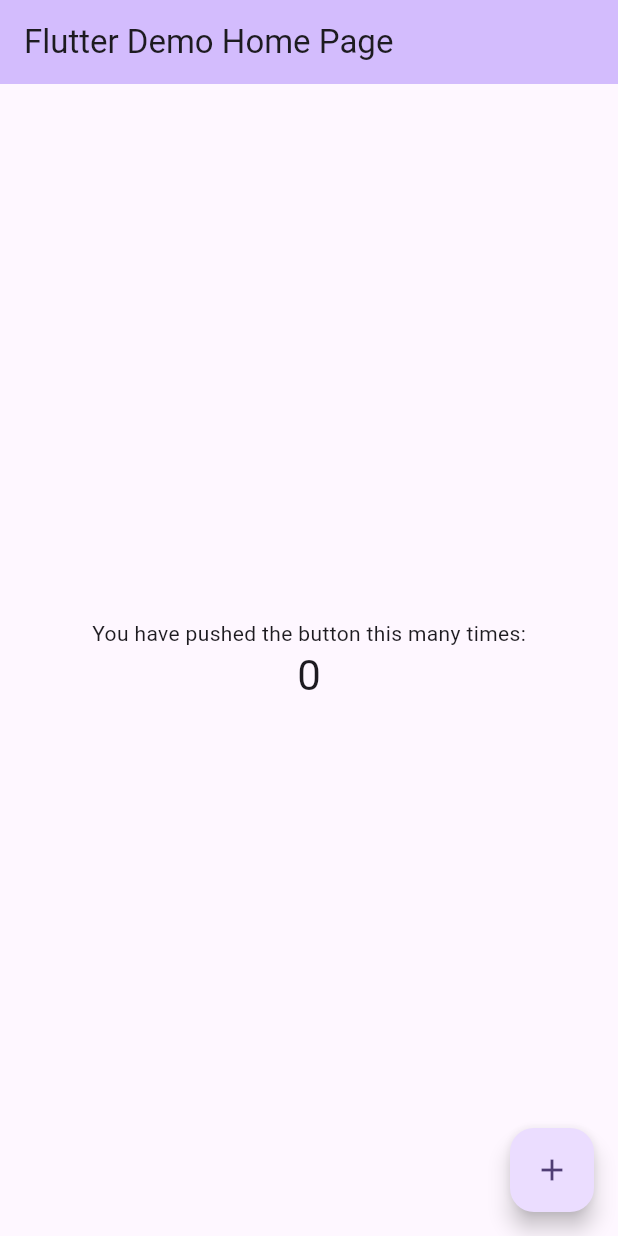
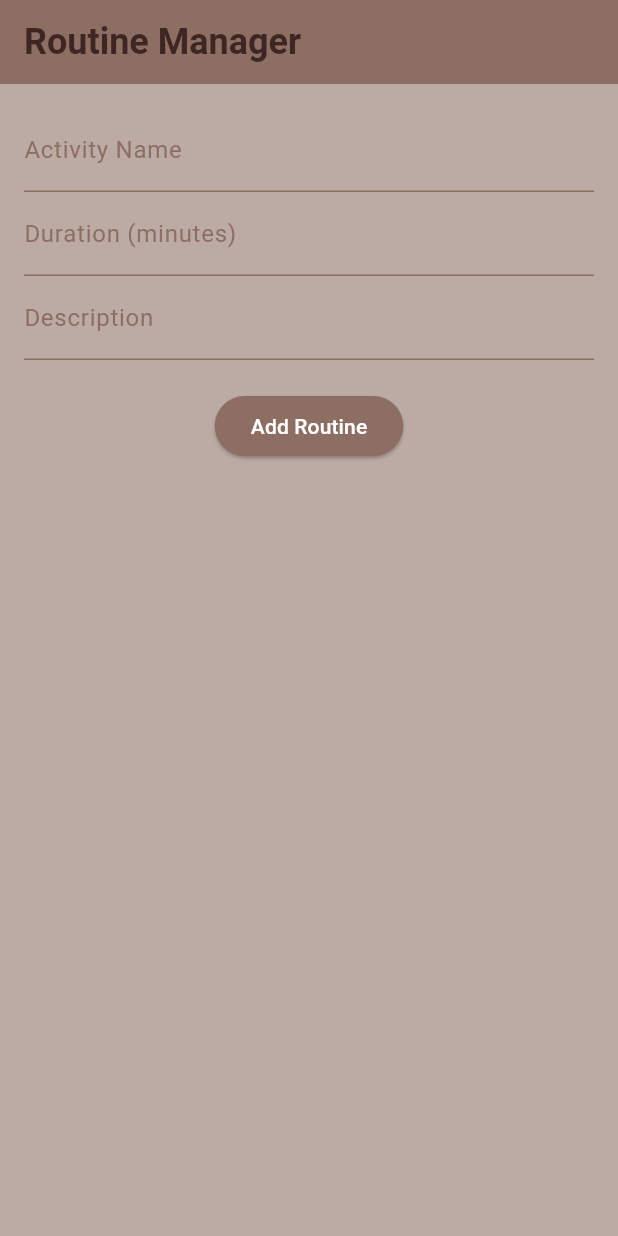
Before and after one commit to CodeByManu/PDAI_MVP1, a Flutter app: the screen it shows after launch, on a phone screen of 412 x 824 dp. Run offline on Flutter 3.47's test engine with Material 3 defaults, Android fonts, the phone set to English and light mode, and no system bars; our stand-ins replace flutter_local_notifications.

Commit message:
feat: flutter app develeoment changes

```diff
--- /dev/null
+++ b/MVP1/my_app/lib/custom_colors.dart
@@ -0,0 +1,17 @@
+import 'package:flutter/material.dart';
+
+const MaterialColor customPrimarySwatch = MaterialColor(
+  0xFF8D6E63,
+  <int, Color>{
+    50: Color(0xFFEFEBE9),
+    100: Color(0xFFD7CCC8),
+    200: Color(0xFFBCAAA4),
+    300: Color(0xFFA1887F),
+    400: Color(0xFF8D6E63),
+    500: Color(0xFF795548),
+    600: Color(0xFF6D4C41),
+    700: Color(0xFF5D4037),
+    800: Color(0xFF4E342E),
+    900: Color(0xFF3E2723),
+  },
+);
--- /dev/null
+++ b/MVP1/my_app/lib/home_screen.dart
@@ -0,0 +1,116 @@
+import 'package:flutter/material.dart';
+import 'routine_model.dart';
+import 'notification_service.dart';
+
+class HomeScreen extends StatefulWidget {
+  @override
+  _HomeScreenState createState() => _HomeScreenState();
+}
+
+class _HomeScreenState extends State<HomeScreen> {
+  final List<Routine> routines = [];
+  final _nameController = TextEditingController();
+  final _durationController = TextEditingController();
+  final _descriptionController = TextEditingController();
+
+  void _addRoutine() {
+    final name = _nameController.text;
+    final duration = int.tryParse(_durationController.text) ?? 0;
+    final description = _descriptionController.text;
+
+    if (name.isNotEmpty && duration > 0) {
+      final routine = Routine(name: name, duration: duration, description: description);
+      setState(() {
+        routines.add(routine);
+      });
+
+      NotificationService().scheduleNotification(routine);
+
+      _nameController.clear();
+      _durationController.clear();
+      _descriptionController.clear();
+    }
+  }
+
+  @override
+  Widget build(BuildContext context) {
+    return Scaffold(
+      appBar: AppBar(
+        title: Text('Routine Manager', style: Theme.of(context).textTheme.headlineSmall),
+        backgroundColor: Theme.of(context).primaryColor,
+      ),
+      body: Padding(
+        padding: const EdgeInsets.all(16.0),
+        child: Column(
+          children: [
+            TextField(
+              controller: _nameController,
+              decoration: InputDecoration(
+                labelText: 'Activity Name',
+                labelStyle: TextStyle(color: Theme.of(context).primaryColor),
+                enabledBorder: UnderlineInputBorder(
+                  borderSide: BorderSide(color: Theme.of(context).primaryColor),
+                ),
+                focusedBorder: UnderlineInputBorder(
+                  borderSide: BorderSide(color: Theme.of(context).colorScheme.secondary),
+                ),
+              ),
+            ),
+            TextField(
+              controller: _durationController,
+              decoration: InputDecoration(
+                labelText: 'Duration (minutes)',
+                labelStyle: TextStyle(color: Theme.of(context).primaryColor),
+                enabledBorder: UnderlineInputBorder(
+                  borderSide: BorderSide(color: Theme.of(context).primaryColor),
+                ),
+                focusedBorder: UnderlineInputBorder(
+                  borderSide: BorderSide(color: Theme.of(context).colorScheme.secondary),
+                ),
+              ),
+              keyboardType: TextInputType.number,
+            ),
+            TextField(
+              controller: _descriptionController,
+              decoration: InputDecoration(
+                labelText: 'Description',
+                labelStyle: TextStyle(color: Theme.of(context).primaryColor),
+                enabledBorder: UnderlineInputBorder(
+                  borderSide: BorderSide(color: Theme.of(context).primaryColor),
+                ),
+                focusedBorder: UnderlineInputBorder(
+                  borderSide: BorderSide(color: Theme.of(context).colorScheme.secondary),
+                ),
+              ),
+            ),
+            SizedBox(height: 20),
+            ElevatedButton(
+              onPressed: _addRoutine,
+              child: Text('Add Routine'),
+              style: ElevatedButton.styleFrom(
+                backgroundColor: Theme.of(context).primaryColor,
+                foregroundColor: Colors.white,
+              ),
+            ),
+            Expanded(
+              child: ListView.builder(
+                itemCount: routines.length,
+                itemBuilder: (context, index) {
+                  final routine = routines[index];
+                  return Card(
+                    margin: EdgeInsets.symmetric(vertical: 8.0),
+                    child: ListTile(
+                      title: Text(routine.name, style: TextStyle(color: Theme.of(context).primaryColor)),
+                      subtitle: Text('${routine.duration} minutes - ${routine.description}'),
+                      tileColor: Theme.of(context).colorScheme.background,
+                    ),
+                  );
+                },
+              ),
+            ),
+          ],
+        ),
+      ),
+    );
+  }
+}
--- a/MVP1/my_app/lib/main.dart
+++ b/MVP1/my_app/lib/main.dart
@@ -1,125 +1,47 @@
 import 'package:flutter/material.dart';
+import 'home_screen.dart';
+import 'notification_service.dart';
+import 'custom_colors.dart'; // Importa el archivo de colores
 
 void main() {
-  runApp(const MyApp());
+  WidgetsFlutterBinding.ensureInitialized();
+  NotificationService().initNotification();
+  runApp(MyApp());
 }
 
 class MyApp extends StatelessWidget {
-  const MyApp({super.key});
-
-  // This widget is the root of your application.
   @override
   Widget build(BuildContext context) {
     return MaterialApp(
-      title: 'Flutter Demo',
+      title: 'Routine Manager',
       theme: ThemeData(
-        // This is the theme of your application.
-        //
-        // TRY THIS: Try running your application with "flutter run". You'll see
-        // the application has a purple toolbar. Then, without quitting the app,
-        // try changing the seedColor in the colorScheme below to Colors.green
-        // and then invoke "hot reload" (save your changes or press the "hot
-        // reload" button in a Flutter-supported IDE, or press "r" if you used
-        // the command line to start the app).
-        //
-        // Notice that the counter didn't reset back to zero; the application
-        // state is not lost during the reload. To reset the state, use hot
-        // restart instead.
-        //
-        // This works for code too, not just values: Most code changes can be
-        // tested with just a hot reload.
-        colorScheme: ColorScheme.fromSeed(seedColor: Colors.deepPurple),
-        useMaterial3: true,
+        primarySwatch: customPrimarySwatch,
+        primaryColor: customPrimarySwatch,
+        colorScheme: ColorScheme.fromSwatch(primarySwatch: customPrimarySwatch).copyWith(
+          secondary: Color(0xFFD7CCC8), // Beige claro
+          background: Color(0xFFEFEBE9), // Beige claro
+          surface: Color(0xFFBCAAA4), // Beige medio
+          onPrimary: Colors.white,
+          onSecondary: Colors.black,
+          onBackground: Colors.black,
+          onSurface: Colors.black,
+        ),
+        textTheme: TextTheme(
+          headlineSmall: TextStyle(color: Color(0xFF3E2723), fontWeight: FontWeight.bold), // Marrón oscuro
+          bodyMedium: TextStyle(color: Color(0xFF3E2723)), // Marrón oscuro
+        ),
+        buttonTheme: ButtonThemeData(
+          buttonColor: Color(0xFF795548), // Marrón
+          textTheme: ButtonTextTheme.primary,
+        ),
+        elevatedButtonTheme: ElevatedButtonThemeData(
+          style: ElevatedButton.styleFrom(
+            backgroundColor: customPrimarySwatch,
+            foregroundColor: Colors.white,
+          ),
+        ),
       ),
-      home: const MyHomePage(title: 'Flutter Demo Home Page'),
+      home: HomeScreen(),
     );
   }
 }
-
-class MyHomePage extends StatefulWidget {
-  const MyHomePage({super.key, required this.title});
-
-  // This widget is the home page of your application. It is stateful, meaning
-  // that it has a State object (defined below) that contains fields that affect
-  // how it looks.
-
-  // This class is the configuration for the state. It holds the values (in this
-  // case the title) provided by the parent (in this case the App widget) and
-  // used by the build method of the State. Fields in a Widget subclass are
-  // always marked "final".
-
-  final String title;
-
-  @override
-  State<MyHomePage> createState() => _MyHomePageState();
-}
-
-class _MyHomePageState extends State<MyHomePage> {
-  int _counter = 0;
-
-  void _incrementCounter() {
-    setState(() {
-      // This call to setState tells the Flutter framework that something has
-      // changed in this State, which causes it to rerun the build method below
-      // so that the display can reflect the updated values. If we changed
-      // _counter without calling setState(), then the build method would not be
-      // called again, and so nothing would appear to happen.
-      _counter++;
-    });
-  }
-
-  @override
-  Widget build(BuildContext context) {
-    // This method is rerun every time setState is called, for instance as done
-    // by the _incrementCounter method above.
-    //
-    // The Flutter framework has been optimized to make rerunning build methods
-    // fast, so that you can just rebuild anything that needs updating rather
-    // than having to individually change instances of widgets.
-    return Scaffold(
-      appBar: AppBar(
-        // TRY THIS: Try changing the color here to a specific color (to
-        // Colors.amber, perhaps?) and trigger a hot reload to see the AppBar
-        // change color while the other colors stay the same.
-        backgroundColor: Theme.of(context).colorScheme.inversePrimary,
-        // Here we take the value from the MyHomePage object that was created by
-        // the App.build method, and use it to set our appbar title.
-        title: Text(widget.title),
-      ),
-      body: Center(
-        // Center is a layout widget. It takes a single child and positions it
-        // in the middle of the parent.
-        child: Column(
-          // Column is also a layout widget. It takes a list of children and
-          // arranges them vertically. By default, it sizes itself to fit its
-          // children horizontally, and tries to be as tall as its parent.
-          //
-          // Column has various properties to control how it sizes itself and
-          // how it positions its children. Here we use mainAxisAlignment to
-          // center the children vertically; the main axis here is the vertical
-          // axis because Columns are vertical (the cross axis would be
-          // horizontal).
-          //
-          // TRY THIS: Invoke "debug painting" (choose the "Toggle Debug Paint"
-          // action in the IDE, or press "p" in the console), to see the
-          // wireframe for each widget.
-          mainAxisAlignment: MainAxisAlignment.center,
-          children: <Widget>[
-            const Text(
-              'You have pushed the button this many times:',
-            ),
-            Text(
-              '$_counter',
-              style: Theme.of(context).textTheme.headlineMedium,
-            ),
-          ],
-        ),
-      ),
-      floatingActionButton: FloatingActionButton(
-        onPressed: _incrementCounter,
-        tooltip: 'Increment',
-        child: const Icon(Icons.add),
-      ), // This trailing comma makes auto-formatting nicer for build methods.
-    );
-  }
-}
--- /dev/null
+++ b/MVP1/my_app/lib/notification_service.dart
@@ -0,0 +1,29 @@
+import 'package:flutter_local_notifications/flutter_local_notifications.dart';
+import 'routine_model.dart';
+
+class NotificationService {
+  final FlutterLocalNotificationsPlugin flutterLocalNotificationsPlugin = FlutterLocalNotificationsPlugin();
+
+  Future<void> initNotification() async {
+    final AndroidInitializationSettings initializationSettingsAndroid = AndroidInitializationSettings('@mipmap/ic_launcher');
+    final InitializationSettings initializationSettings = InitializationSettings(android: initializationSettingsAndroid);
+    await flutterLocalNotificationsPlugin.initialize(initializationSettings);
+  }
+
+  Future<void> scheduleNotification(Routine routine) async {
+    final AndroidNotificationDetails androidPlatformChannelSpecifics = AndroidNotificationDetails(
+      'routine_channel',
+      'Routine Notifications',
+      importance: Importance.max,
+      priority: Priority.high,
+    );
+    final NotificationDetails platformChannelSpecifics = NotificationDetails(android: androidPlatformChannelSpecifics);
+
+    await flutterLocalNotificationsPlugin.show(
+      0,
+      'Routine Reminder',
+      '${routine.name} is starting now!',
+      platformChannelSpecifics,
+    );
+  }
+}
--- /dev/null
+++ b/MVP1/my_app/lib/routine_model.dart
@@ -0,0 +1,11 @@
+class Routine {
+  final String name;
+  final int duration; // Duration in minutes
+  final String description;
+
+  Routine({
+    required this.name,
+    required this.duration,
+    required this.description,
+  });
+}
--- a/MVP1/my_app/pubspec.yaml
+++ b/MVP1/my_app/pubspec.yaml
@@ -46,6 +46,7 @@ dev_dependencies:
   # package. See that file for information about deactivating specific lint
   # rules and activating additional ones.
   flutter_lints: ^3.0.0
+  flutter_local_notifications: ^12.0.0
 
 # For information on the generic Dart part of this file, see the
 # following page: https://dart.dev/tools/pub/pubspec
```
Also changed, not shown: MVP1/my_app/pubspec.lock, 1 other file.
